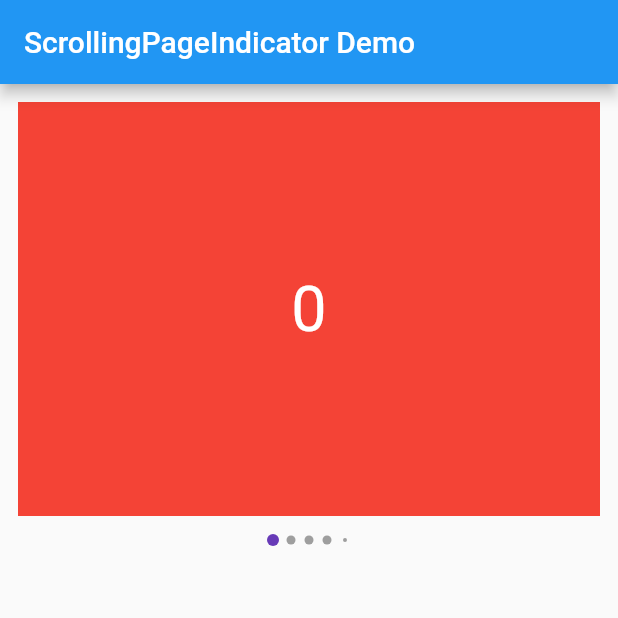
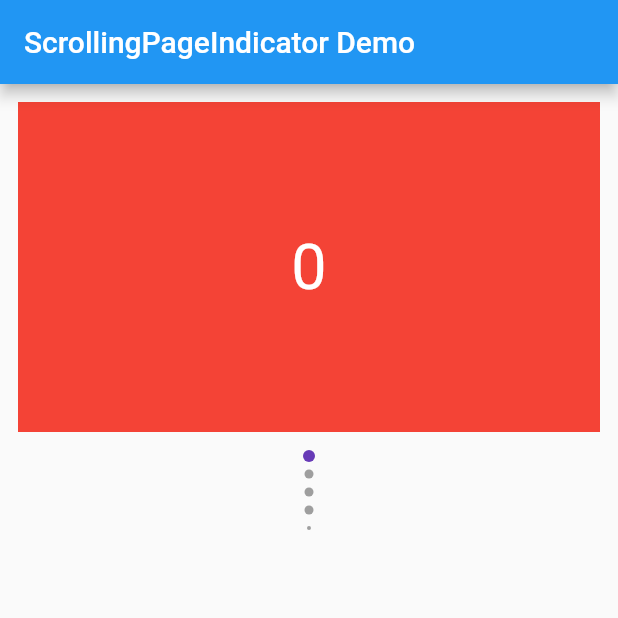
Before and after one commit to NikitaZhelonkin/FlutterScrollingPageIndicator, a Flutter app: the screen it shows after launch, on a phone screen of 412 x 824 dp, the top half of it. Run offline on Flutter 3.47's test engine with Material 2 defaults, Android fonts, the phone set to English and light mode, and no system bars.

Commit message:
Support vertical orientation

```diff
--- a/example/lib/main.dart
+++ b/example/lib/main.dart
@@ -47,14 +47,16 @@ class _MyHomePageState extends State<MyHomePage> {
       buildPage("6", Colors.pink),
       buildPage("7", Colors.brown)
     ];
+
     return Scaffold(
       appBar: AppBar(
         title: Text(widget.title),
       ),
-      body: Column(
+      body: SizedBox(
+        height: 300,
+        child: Column(
           children: <Widget>[
-          SizedBox(
-            height: 300,
+            Expanded(
               child: PageView(
                 children: items,
                 controller: _controller,
@@ -64,6 +66,7 @@ class _MyHomePageState extends State<MyHomePage> {
               dotColor: Colors.grey,
               dotSelectedColor: Colors.deepPurple,
               dotSize: 6,
+              orientation: Axis.vertical,
               dotSelectedSize: 8,
               dotSpacing: 12,
               controller: _controller,
@@ -71,6 +74,7 @@ class _MyHomePageState extends State<MyHomePage> {
             ),
 
           ],
+        ),
       ),
     );
   }
--- a/lib/scrolling_page_indicator.dart
+++ b/lib/scrolling_page_indicator.dart
@@ -1,4 +1,5 @@
 import 'dart:math';
+import 'dart:ui';
 
 import 'package:flutter/material.dart';
 
@@ -22,6 +23,8 @@ class ScrollingPageIndicator extends StatefulWidget {
 
   final PageController controller;
 
+  final Axis orientation;
+
   ScrollingPageIndicator({
     Key key,
     this.dotSize: 6.0,
@@ -33,7 +36,9 @@ class ScrollingPageIndicator extends StatefulWidget {
     this.visibleDotThreshold = 2,
     this.itemCount,
     this.controller,
-  })  : assert(itemCount != null),
+    this.orientation = Axis.horizontal
+  })
+      : assert(itemCount != null),
         assert(controller != null),
         assert(visibleDotCount % 2 != 0),
         super(key: key);
@@ -49,7 +54,6 @@ class _ScrollingPageIndicatorState extends State<ScrollingPageIndicator> {
   double _page = 0;
 
   Paint _paint = new Paint();
-
 
 
   @override
@@ -75,22 +79,22 @@ class _ScrollingPageIndicatorState extends State<ScrollingPageIndicator> {
 
   @override
   Widget build(BuildContext context) {
-    int itemCount = widget.itemCount >= widget.visibleDotCount ? widget.visibleDotCount : widget.itemCount;
+    int itemCount = widget.itemCount >= widget.visibleDotCount ? widget.visibleDotCount : widget
+        .itemCount;
     double width = (itemCount - 1) * widget.dotSpacing + widget.dotSelectedSize;
     Widget child = new SizedBox(
-      width: width,
-      height: widget.dotSelectedSize,
-      child: new CustomPaint(painter: _Painter(widget, currentPage, _paint)),
-    );
+        width: widget.orientation == Axis.horizontal ? width : widget.dotSelectedSize,
+        height: widget.orientation == Axis.vertical ? width : widget.dotSelectedSize,
+        child: new CustomPaint(painter: _Painter(widget, currentPage, _paint, widget.orientation)));
     return new IgnorePointer(
       child: child,
     );
   }
 
-  double get currentPage{
-    try{
+  double get currentPage {
+    try {
       return widget.controller.page ?? 0.0;
-    }catch (Exception){
+    } catch (Exception) {
       return 0.0;
     }
   }
@@ -107,12 +111,13 @@ class _Painter extends CustomPainter {
   final ScrollingPageIndicator _widget;
   final double _page;
   final Paint _paint;
+  final Axis orientation;
 
   double _visibleFramePosition;
 
   double _firstDotOffset;
 
-  _Painter(this._widget, this._page, this._paint) {
+  _Painter(this._widget, this._page, this._paint, this.orientation) {
     _firstDotOffset = _widget.itemCount > _widget.visibleDotCount ? 0 : _widget.dotSelectedSize / 2;
   }
 
@@ -122,15 +127,20 @@ class _Painter extends CustomPainter {
     if (_widget.itemCount < _widget.visibleDotThreshold) {
       return;
     }
-    adjustFramePosition(_page, size.width);
+    double width = orientation == Axis.horizontal ? size.width : size.height;
+    double height = orientation == Axis.vertical ? size.width : size.height;
+
+    adjustFramePosition(_page, width);
 
     // Some empirical coefficients
-    double scaleDistance = (_widget.dotSpacing + (_widget.dotSelectedSize - _widget.dotSize) / 2) * 0.7;
+    double scaleDistance = (_widget.dotSpacing + (_widget.dotSelectedSize - _widget.dotSize) / 2) *
+        0.7;
     double smallScaleDistance = _widget.dotSelectedSize / 2;
 
-    int firstVisibleDotPos = ((_visibleFramePosition - _firstDotOffset) / _widget.dotSpacing).floor();
+    int firstVisibleDotPos = ((_visibleFramePosition - _firstDotOffset) / _widget.dotSpacing)
+        .floor();
     int lastVisibleDotPos = firstVisibleDotPos +
-        ((_visibleFramePosition + size.width - getDotOffsetAt(firstVisibleDotPos)) /
+        ((_visibleFramePosition + width - getDotOffsetAt(firstVisibleDotPos)) /
             _widget.dotSpacing)
             .floor();
 
@@ -142,13 +152,13 @@ class _Painter extends CustomPainter {
 
     for (int i = firstVisibleDotPos; i <= lastVisibleDotPos; i++) {
       double dot = getDotOffsetAt(i);
-      if (dot >= _visibleFramePosition && dot < _visibleFramePosition + size.width) {
+      if (dot >= _visibleFramePosition && dot < _visibleFramePosition + width) {
         double diameter;
         double scale;
 
         // Calculate scale according to current page position
         scale = getDotScaleAt(i);
-        diameter = lerp(_widget.dotSize, _widget.dotSelectedSize, scale);
+        diameter = lerpDouble(_widget.dotSize, _widget.dotSelectedSize, scale);
 
         // Additional scale for dots at corners
         if (_widget.itemCount > _widget.visibleDotCount) {
@@ -160,18 +170,25 @@ class _Painter extends CustomPainter {
           }
 
           if (dot - _visibleFramePosition < currentScaleDistance) {
-            double calculatedDiameter = diameter * (dot - _visibleFramePosition) / currentScaleDistance;
+            double calculatedDiameter = diameter * (dot - _visibleFramePosition) /
+                currentScaleDistance;
             diameter = min(diameter, calculatedDiameter);
-          } else if (dot - _visibleFramePosition > size.width - currentScaleDistance) {
+          } else if (dot - _visibleFramePosition > width - currentScaleDistance) {
             double calculatedDiameter =
-                diameter * (-dot + _visibleFramePosition + size.width) / currentScaleDistance;
+                diameter * (-dot + _visibleFramePosition + width) / currentScaleDistance;
             diameter = min(diameter, calculatedDiameter);
           }
         }
 
         _paint.color = Color.lerp(_widget.dotColor, _widget.dotSelectedColor, scale);
 
-        canvas.drawCircle(new Offset(dot - _visibleFramePosition, size.height / 2), diameter / 2, _paint);
+        if (orientation == Axis.horizontal) {
+          canvas.drawCircle(
+              new Offset(dot - _visibleFramePosition, height / 2), diameter / 2, _paint);
+        } else {
+          canvas.drawCircle(
+              new Offset(height / 2, dot - _visibleFramePosition), diameter / 2, _paint);
+        }
       }
     }
   }
@@ -216,7 +233,4 @@ class _Painter extends CustomPainter {
     return oldDelegate._page != _page;
   }
 
-  double lerp(double begin, double end, double progress) {
-    return begin + (end - begin) * progress;
-  }
 }
--- a/pubspec.yaml
+++ b/pubspec.yaml
@@ -1,6 +1,6 @@
 name: scrolling_page_indicator
 description: Flutter implementation of page view indicator like Instagram
-version: 0.1.1
+version: 0.1.2
 author: "Nikita Zhelonkin <niks.mbox@gmail.com>"
 homepage: 'https://github.com/NikitaZhelonkin/FlutterScrollingPageIndicator'
 
```
Also changed, not shown: example/pubspec.lock, 2 other files. Lines whose indentation alone changed are shown as unchanged.
